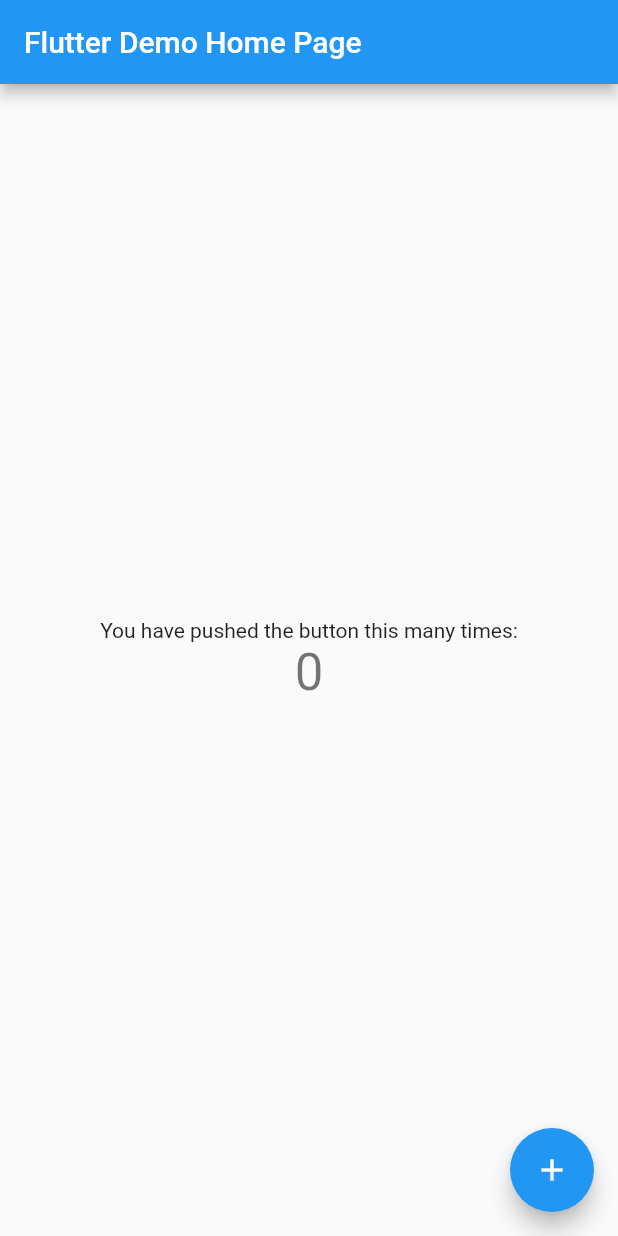
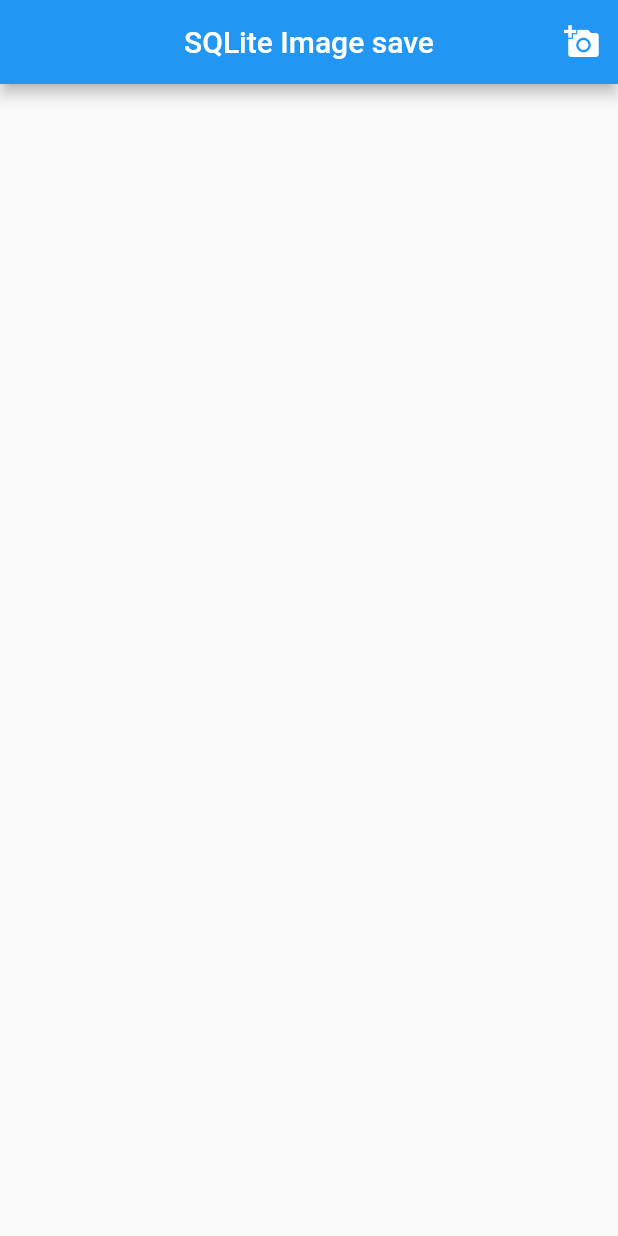
Before and after one commit to LuisitoJimenez/Dart, a Flutter app: the screen it shows after launch, on a phone screen of 412 x 824 dp. Run offline on Flutter 3.47's test engine with Material 2 defaults, Android fonts, the phone set to English and light mode, and no system bars; our stand-ins replace image_picker, sqflite; accounts and stored records are empty.

Commit message:
Agregar codigo a los archivos .dart

```diff
--- /dev/null
+++ b/almacenamiento_imagenes/lib/convert_utility.dart
@@ -0,0 +1,21 @@
+import 'package:flutter/material.dart';
+import 'dart:convert';
+import 'dart:typed_data';
+
+class Utility {
+
+  static Image imageFromBase64String(String base64String) {
+    return Image.memory(
+      base64Decode(base64String),
+      fit: BoxFit.fill,
+    );
+  }
+
+  static Uint8List dataFromBase64String(String base64String) {
+    return base64Decode(base64String);
+  }
+
+  static String base64String(Uint8List data) {
+    return base64Encode(data);
+  }
+}
--- /dev/null
+++ b/almacenamiento_imagenes/lib/dbManager.dart
@@ -0,0 +1,54 @@
+import 'dart:async';
+import 'dart:io' as io;
+import 'package:path/path.dart';
+import 'package:path_provider/path_provider.dart';
+import 'package:sqflite/sqflite.dart';
+import 'photo.dart';
+
+class dbManager {
+
+    static Database? _db;
+    static const String ID = 'id';
+    static const String PHOTO_NAME = 'photo_name';
+    static const String TABLE = 'photosTable';
+    static const String DB_NAME = "photos.db";
+
+    Future<Database> get db async {
+        if (_db != null) {
+            return _db!;
+        }
+        _db = await initDb();
+        return _db!;
+    }
+
+    initDb() async {
+        io.Directory documentsDirectory = await getApplicationDocumentsDirectory();
+        String path = join(documentsDirectory.path, DB_NAME);
+        var db = await openDatabase(path, version: 1, onCreate: _onCreate);
+        return db;
+    }
+
+    _onCreate(Database db, int version) async {
+        await db.execute("CREATE TABLE $TABLE ($ID INTEGER PRIMARY KEY, $PHOTO_NAME TEXT)");
+    }
+
+    Future<Photo> save(Photo photo) async {
+        var dbClient = await db;
+        photo.id = await dbClient.insert(TABLE, photo.toMap());
+        return photo;
+    }
+
+    Future<List<Photo>> getPhotos () async {
+        var dbClient = await db;
+        //List<Map> maps = await dbClient.query(TABLE, columns: [ID, PHOTO_NAME], where: '$ID = ?', whereArgs: [1]);
+        List<Photo> photos = [];
+        List<Map> maps = await dbClient.query(TABLE, columns: [ID, PHOTO_NAME]);
+        if (maps.isNotEmpty) {
+            for (int i = 0; i < maps.length; i++) {
+                photos.add(Photo.fromMap(maps[i] as Map<String, dynamic>));
+            }
+        }
+        return photos;
+    }
+
+}
--- a/almacenamiento_imagenes/lib/main.dart
+++ b/almacenamiento_imagenes/lib/main.dart
@@ -1,115 +1,112 @@
+import 'dart:typed_data';
 import 'package:flutter/material.dart';
+import 'dart:async';
+import 'package:image_picker/image_picker.dart';
+import 'dart:io';
+import 'photo.dart';
+import 'dbManager.dart';
+import 'convert_utility.dart';
 
 void main() {
   runApp(const MyApp());
 }
 
 class MyApp extends StatelessWidget {
-  const MyApp({super.key});
+  const MyApp({Key? key}) : super(key: key);
 
-  // This widget is the root of your application.
   @override
   Widget build(BuildContext context) {
-    return MaterialApp(
-      title: 'Flutter Demo',
-      theme: ThemeData(
-        // This is the theme of your application.
-        //
-        // Try running your application with "flutter run". You'll see the
-        // application has a blue toolbar. Then, without quitting the app, try
-        // changing the primarySwatch below to Colors.green and then invoke
-        // "hot reload" (press "r" in the console where you ran "flutter run",
-        // or simply save your changes to "hot reload" in a Flutter IDE).
-        // Notice that the counter didn't reset back to zero; the application
-        // is not restarted.
-        primarySwatch: Colors.blue,
-      ),
-      home: const MyHomePage(title: 'Flutter Demo Home Page'),
+    return const MaterialApp(
+      debugShowCheckedModeBanner: false,
+      home: SaveImage(),
     );
+
   }
 }
 
-class MyHomePage extends StatefulWidget {
-  const MyHomePage({super.key, required this.title});
-
-  // This widget is the home page of your application. It is stateful, meaning
-  // that it has a State object (defined below) that contains fields that affect
-  // how it looks.
-
-  // This class is the configuration for the state. It holds the values (in this
-  // case the title) provided by the parent (in this case the App widget) and
-  // used by the build method of the State. Fields in a Widget subclass are
-  // always marked "final".
-
-  final String title;
+class SaveImage extends StatefulWidget {
+  const SaveImage({Key? key}) : super(key: key);
 
   @override
-  State<MyHomePage> createState() => _MyHomePageState();
+  State<SaveImage> createState() => _SaveImageState();
 }
 
-class _MyHomePageState extends State<MyHomePage> {
-  int _counter = 0;
+class _SaveImageState extends State<SaveImage> {
 
-  void _incrementCounter() {
-    setState(() {
-      // This call to setState tells the Flutter framework that something has
-      // changed in this State, which causes it to rerun the build method below
-      // so that the display can reflect the updated values. If we changed
-      // _counter without calling setState(), then the build method would not be
-      // called again, and so nothing would appear to happen.
-      _counter++;
+  late List<Photo> photos;
+  late dbManager db;
+  late Future<File> imageFile;
+  late Image image;
+
+  @override
+  void initState() {
+    super.initState();
+    db = dbManager();
+    photos = [];
+    refreshImages();
+  }
+
+  refreshImages() {
+    db.getPhotos().then((photos) {
+      setState(() {
+        photos.clear();
+        photos.addAll(photos);
+        //this.photos = photos;
+      });
     });
+  }
+
+  pickImageFromGallery() {
+    ImagePicker imagePicker = ImagePicker();
+    imagePicker.pickImage(source: ImageSource.gallery).then((imageFile) async {
+      Uint8List? imageBytes = await imageFile!.readAsBytes();
+      String imagString = Utility.base64String(imageBytes!);
+      Photo photo = Photo(null, imagString);
+      db.save(photo);
+      refreshImages();
+    });
+  }
+
+  gridView() {
+    return Padding(
+      padding: const EdgeInsets.all (20.0),
+      child: GridView.count(
+        crossAxisCount: 2,
+        childAspectRatio: 1.0,
+        mainAxisSpacing: 4.0,
+        crossAxisSpacing: 4.0,
+        children: photos.map((photo) {
+          return Center(
+            child: Utility.imageFromBase64String(photo.photoName!),
+          );
+        }).toList()),
+    );
   }
 
   @override
   Widget build(BuildContext context) {
-    // This method is rerun every time setState is called, for instance as done
-    // by the _incrementCounter method above.
-    //
-    // The Flutter framework has been optimized to make rerunning build methods
-    // fast, so that you can just rebuild anything that needs updating rather
-    // than having to individually change instances of widgets.
     return Scaffold(
       appBar: AppBar(
-        // Here we take the value from the MyHomePage object that was created by
-        // the App.build method, and use it to set our appbar title.
-        title: Text(widget.title),
+        title: const Text('SQLite Image save'),
+        actions: [
+          IconButton(
+            onPressed: () {
+              pickImageFromGallery();
+            },
+            icon: const Icon(Icons.add_a_photo),
+          )
+        ],
+        centerTitle: true,
       ),
       body: Center(
-        // Center is a layout widget. It takes a single child and positions it
-        // in the middle of the parent.
         child: Column(
-          // Column is also a layout widget. It takes a list of children and
-          // arranges them vertically. By default, it sizes itself to fit its
-          // children horizontally, and tries to be as tall as its parent.
-          //
-          // Invoke "debug painting" (press "p" in the console, choose the
-          // "Toggle Debug Paint" action from the Flutter Inspector in Android
-          // Studio, or the "Toggle Debug Paint" command in Visual Studio Code)
-          // to see the wireframe for each widget.
-          //
-          // Column has various properties to control how it sizes itself and
-          // how it positions its children. Here we use mainAxisAlignment to
-          // center the children vertically; the main axis here is the vertical
-          // axis because Columns are vertical (the cross axis would be
-          // horizontal).
-          mainAxisAlignment: MainAxisAlignment.center,
+          mainAxisAlignment: MainAxisAlignment.start,
           children: <Widget>[
-            const Text(
-              'You have pushed the button this many times:',
-            ),
-            Text(
-              '$_counter',
-              style: Theme.of(context).textTheme.headlineMedium,
-            ),
+            Flexible(child: gridView())
           ],
         ),
-      ),
-      floatingActionButton: FloatingActionButton(
-        onPressed: _incrementCounter,
-        tooltip: 'Increment',
-        child: const Icon(Icons.add),
-      ), // This trailing comma makes auto-formatting nicer for build methods.
+      )
     );
   }
+
 }
--- /dev/null
+++ b/almacenamiento_imagenes/lib/photo.dart
@@ -0,0 +1,22 @@
+import 'package:flutter/material.dart';
+
+class Photo {
+
+  late int? id;
+  late String photoName;
+
+  Photo(this.id, this.photoName);
+
+  Map<String, dynamic> toMap() {
+    var map = <String, dynamic> {
+      'id': id,
+      'photoName': photoName,
+    };
+    return map;
+  }
+
+  Photo.fromMap(Map<String, dynamic> map) {
+    id = map['id'];
+    photoName = map['photoName'];
+  }
+}
--- a/almacenamiento_imagenes/pubspec.yaml
+++ b/almacenamiento_imagenes/pubspec.yaml
@@ -28,6 +28,10 @@
 # the latest version available on pub.dev. To see which dependencies have newer
 # versions available, run `flutter pub outdated`.
 dependencies:
+  shared_preferences: ^2.0.15
+  image_picker: ^0.8.6
+  sqflite: ^2.2.0+3
+  path_provider: ^2.0.11
   flutter:
     sdk: flutter
 
```
Also changed, not shown: 1 other file.
